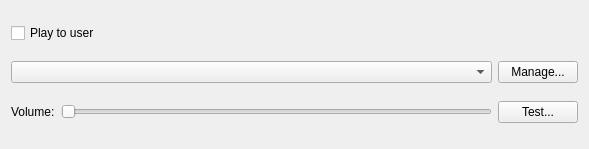
The window that client/nx_client_desktop/src/ui/widgets/business/play_sound_business_action_widget.ui (networkoptix/nx_open) describes before a commit, drawn with Qt 5.
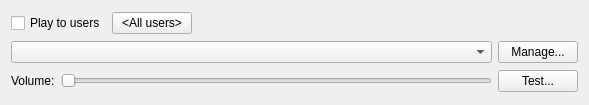
The same window after the commit.

Commit message:
VMS-2875, VMS-3761, VMS-3824: Some unification of user/role selection for event actions
<==== Mercurial data ====>
Branch: vms_3.1_gui

The edit to the form file:
```diff
--- a/client/nx_client_desktop/src/ui/widgets/business/play_sound_business_action_widget.ui
+++ b/client/nx_client_desktop/src/ui/widgets/business/play_sound_business_action_widget.ui
@@ -7,7 +7,7 @@
     <x>0</x>
     <y>0</y>
     <width>589</width>
-    <height>149</height>
+    <height>105</height>
    </rect>
   </property>
   <property name="windowTitle">
@@ -19,10 +19,30 @@
      <item>
       <widget class="QCheckBox" name="playToClient">
        <property name="text">
-        <string>Play to user</string>
+        <string>Play to users</string>
        </property>
       </widget>
      </item>
+     <item>
+      <widget class="QPushButton" name="selectUsersButton">
+       <property name="text">
+        <string notr="true">&lt;All users&gt;</string>
+       </property>
+      </widget>
+     </item>
+     <item>
+      <spacer name="horizontalSpacer">
+       <property name="orientation">
+        <enum>Qt::Horizontal</enum>
+       </property>
+       <property name="sizeHint" stdset="0">
+        <size>
+         <width>40</width>
+         <height>20</height>
+        </size>
+       </property>
+      </spacer>
+     </item>
     </layout>
    </item>
    <item>
```
Left out of the diff: 2 changed lines with no effect on the pictures. The commit also changes 35 other files.
